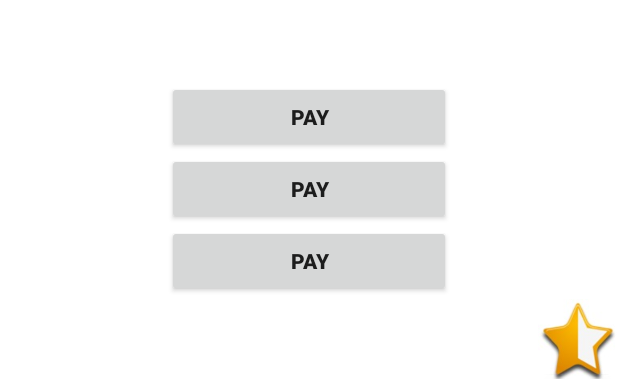
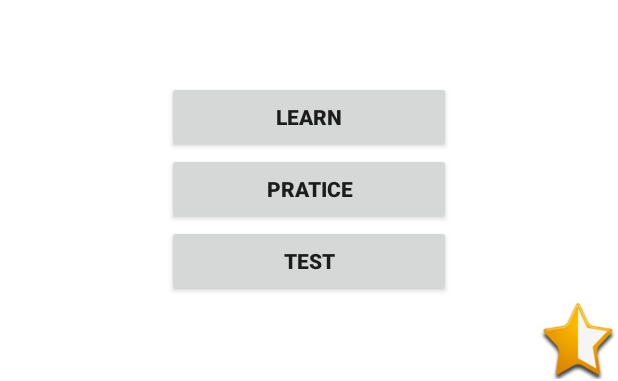
Before and after one commit to ngocnhi10011999/android, an Android app: the layout exercise2.xml on its own in the app's theme, with its tools: preview values and no code run, on a phone screen of 412 x 824 dp. Shown: the part 464-845 px from the top of the screen. Run offline under Robolectric (Android 15) with nearby library versions, the phone set to English and light mode, and no system bars.

Commit message:
[FIX] excercise2 xml

```diff
--- a/app/src/main/res/layout/exercise2.xml
+++ b/app/src/main/res/layout/exercise2.xml
@@ -30,14 +30,14 @@
         android:layout_height="wrap_content"
         android:layout_gravity="center_vertical|center_horizontal"
         android:padding="3dp"
-        android:text="Pay"
+        android:text="LEARN"
         android:textStyle="bold"></Button>
 
     <Button
         android:id="@+id/btnPratice"
         android:layout_width="189dp"
         android:layout_height="wrap_content"
-        android:text="Pay"
+        android:text="PRATICE"
         android:layout_gravity="center_vertical|center_horizontal"
         android:padding="3dp"
         android:textStyle="bold"></Button>
@@ -46,7 +46,7 @@
         android:id="@+id/btnTest"
         android:layout_width="189dp"
         android:layout_height="wrap_content"
-        android:text="Pay"
+        android:text="TEST"
         android:layout_gravity="center_vertical|center_horizontal"
         android:padding="3dp"
         android:textStyle="bold"></Button>
```
